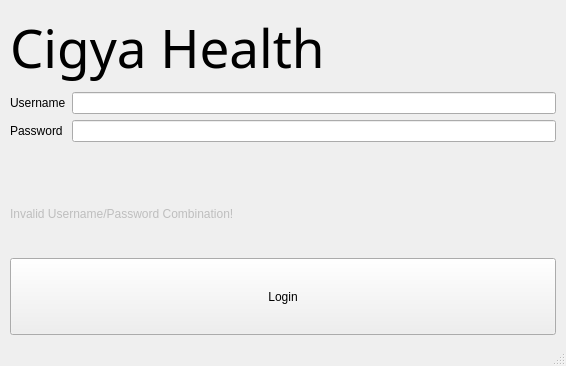
Old version of the form cigya/ui/login.ui in the repository CS532-Marlboro-Health-Tracker/Cigya.
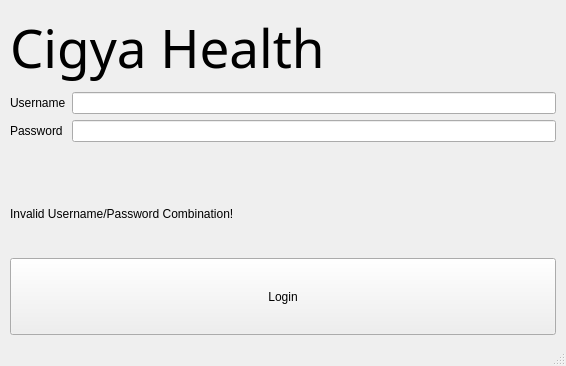
New version of the form.

Patch:
```diff
--- a/cigya/ui/login.ui
+++ b/cigya/ui/login.ui
@@ -87,7 +87,7 @@
     <item row="4" column="0">
      <widget class="QLabel" name="label">
       <property name="enabled">
-       <bool>false</bool>
+       <bool>true</bool>
       </property>
       <property name="sizePolicy">
        <sizepolicy hsizetype="Minimum" vsizetype="Minimum">
```
Left out of the diff: 2 changed lines with no effect on the pictures.
